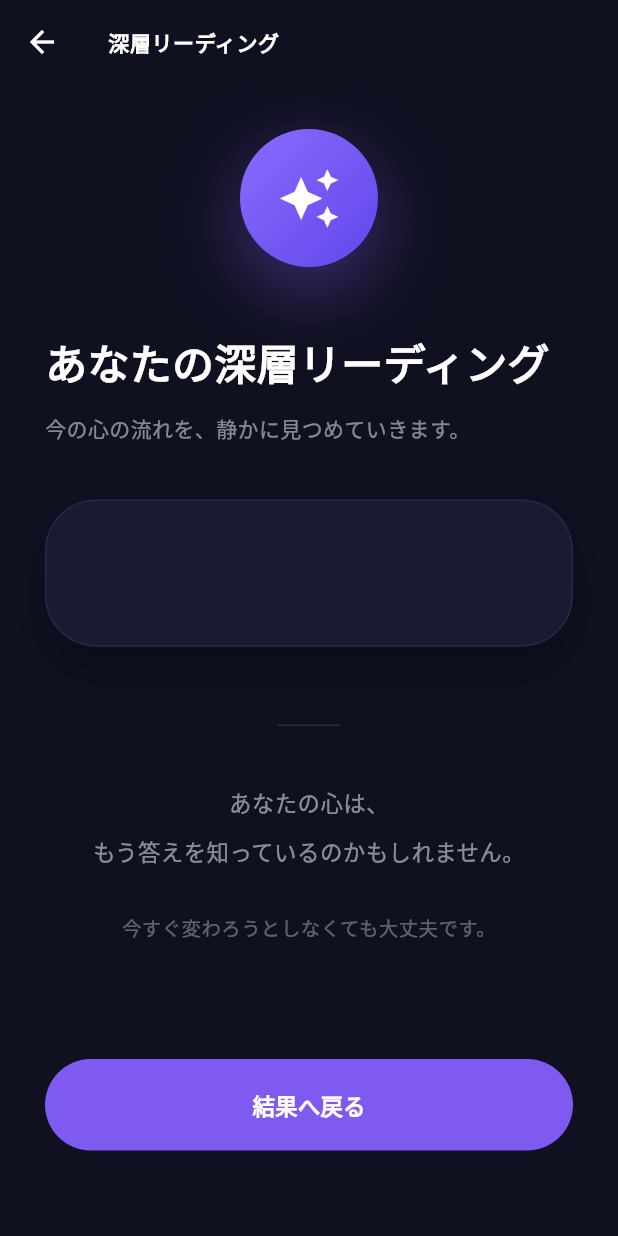
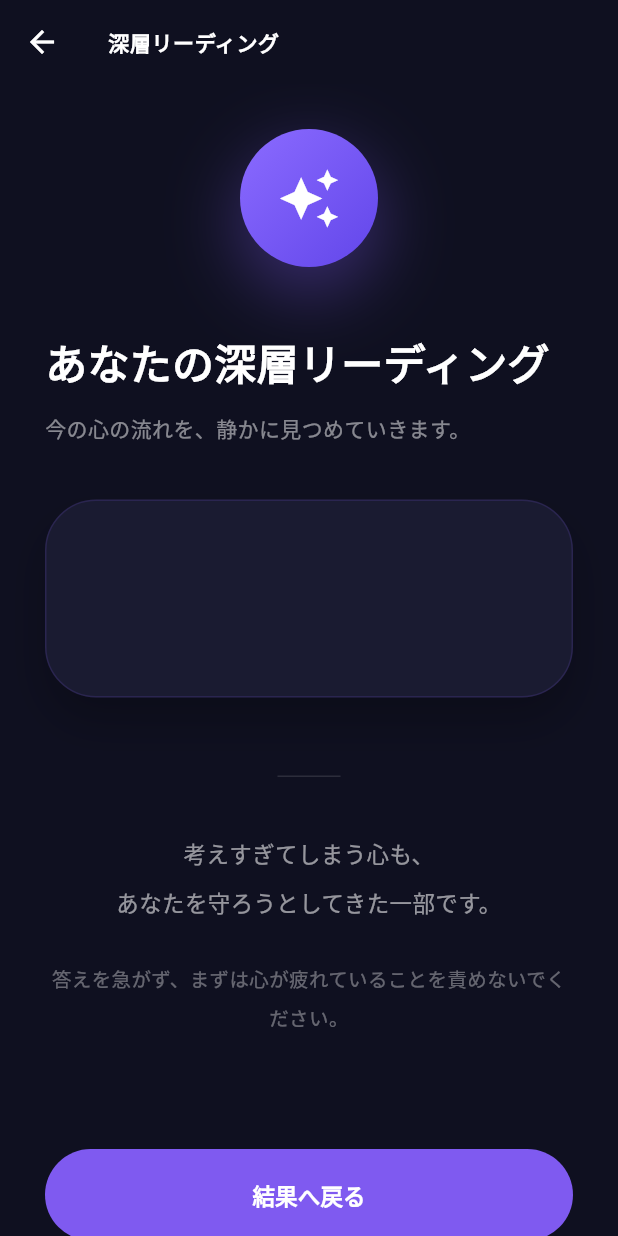
Before and after one commit to MyAsh2025/honne_fortune, a Flutter app: the DeepReadingPage screen opened directly with empty values, on a phone screen of 412 x 824 dp. Run offline on Flutter 3.47's test engine with Material 3 defaults, Android fonts, the phone set to English and light mode, and no system bars; our stand-ins replace easy_localization.

Commit message:
Add variable afterglow to v33 deep reading

```diff
--- a/lib/deep_reading_page.dart
+++ b/lib/deep_reading_page.dart
@@ -2,11 +2,85 @@ import 'package:flutter/material.dart';
 
 class DeepReadingPage extends StatelessWidget {
   final String deepText;
+  final int score;
 
   const DeepReadingPage({
     super.key,
     required this.deepText,
+    required this.score,
   });
+
+  String getAfterglowMain() {
+    if (score >= 22) {
+      return 'あなたのやさしさは、\nもう十分に誰かを支えてきました。';
+    }
+    if (score >= 12) {
+      return 'あなたの心は、\nまだ誰かを大切にしたいと願っています。';
+    }
+    if (score >= 4) {
+      return '言えなかった本音は、\nまだあなたの中で静かに待っています。';
+    }
+    if (score >= -5) {
+      return '考えすぎてしまう心も、\nあなたを守ろうとしてきた一部です。';
+    }
+    return '閉じてきた心にも、\nちゃんと理由がありました。';
+  }
+
+  String getAfterglowSub() {
+    if (score >= 22) {
+      return '今は、誰かのためではなく、自分を戻す時間が必要なのかもしれません。';
+    }
+    if (score >= 12) {
+      return 'でもその前に、あなた自身の声も少しだけ聞いてあげてください。';
+    }
+    if (score >= 4) {
+      return '急がなくて大丈夫です。気づけた時点で、もう少し進んでいます。';
+    }
+    if (score >= -5) {
+      return '答えを急がず、まずは心が疲れていることを責めないでください。';
+    }
+    return '無理に開かなくても大丈夫です。安心できる場所からでいいのです。';
+  }
+
+  List<TextSpan> _buildFormattedText() {
+    final lines = deepText.split('\n');
+    final spans = <TextSpan>[];
+
+    for (final line in lines) {
+      final trimmed = line.trim();
+      final isSection = trimmed.startsWith('【') && trimmed.endsWith('】');
+
+      if (isSection) {
+        spans.add(const TextSpan(text: '\n'));
+        spans.add(
+          TextSpan(
+            text: '$trimmed\n',
+            style: const TextStyle(
+              fontSize: 17,
+              height: 2.25,
+              fontWeight: FontWeight.w800,
+              color: Colors.white,
+              letterSpacing: 0.2,
+            ),
+          ),
+        );
+      } else {
+        spans.add(
+          TextSpan(
+            text: '$line\n',
+            style: const TextStyle(
+              fontSize: 16,
+              height: 2.15,
+              fontWeight: FontWeight.w500,
+              color: Colors.white,
+            ),
+          ),
+        );
+      }
+    }
+
+    return spans;
+  }
 
   @override
   Widget build(BuildContext context) {
@@ -31,9 +105,7 @@ class DeepReadingPage extends StatelessWidget {
       body: SafeArea(
         child: Center(
           child: ConstrainedBox(
-            constraints: BoxConstraints(
-              maxWidth: contentWidth,
-            ),
+            constraints: BoxConstraints(maxWidth: contentWidth),
             child: SingleChildScrollView(
               physics: const BouncingScrollPhysics(),
               padding: const EdgeInsets.fromLTRB(30, 18, 30, 90),
@@ -41,7 +113,6 @@ class DeepReadingPage extends StatelessWidget {
                 crossAxisAlignment: CrossAxisAlignment.start,
                 children: [
                   const SizedBox(height: 12),
-
                   Center(
                     child: Container(
                       width: 92,
@@ -72,9 +143,7 @@ class DeepReadingPage extends StatelessWidget {
                       ),
                     ),
                   ),
-
                   const SizedBox(height: 42),
-
                   const Text(
                     'あなたの深層リーディング',
                     style: TextStyle(
@@ -85,9 +154,7 @@ class DeepReadingPage extends StatelessWidget {
                       letterSpacing: 0.2,
                     ),
                   ),
-
                   const SizedBox(height: 10),
-
                   Text(
                     '今の心の流れを、静かに見つめていきます。',
                     style: TextStyle(
@@ -96,9 +163,7 @@ class DeepReadingPage extends StatelessWidget {
                       color: Colors.white.withOpacity(0.50),
                     ),
                   ),
-
                   const SizedBox(height: 34),
-
                   Container(
                     width: double.infinity,
                     padding: const EdgeInsets.fromLTRB(26, 28, 26, 34),
@@ -116,19 +181,13 @@ class DeepReadingPage extends StatelessWidget {
                         ),
                       ],
                     ),
-                    child: Text(
-                      deepText,
-                      style: const TextStyle(
-                        fontSize: 16,
-                        height: 2.15,
-                        color: Colors.white,
-                        fontWeight: FontWeight.w500,
+                    child: RichText(
+                      text: TextSpan(
+                        children: _buildFormattedText(),
                       ),
                     ),
                   ),
-
                   const SizedBox(height: 52),
-
                   Center(
                     child: Container(
                       width: 42,
@@ -136,37 +195,31 @@ class DeepReadingPage extends StatelessWidget {
                       color: Colors.white12,
                     ),
                   ),
-
                   const SizedBox(height: 34),
-
                   Center(
                     child: Text(
-                      'あなたの心は、\nもう答えを知っているのかもしれません。',
+                      getAfterglowMain(),
                       textAlign: TextAlign.center,
                       style: TextStyle(
                         fontSize: 15,
                         height: 2.2,
-                        color: Colors.white.withOpacity(0.52),
+                        color: Colors.white.withOpacity(0.56),
                       ),
                     ),
                   ),
-
                   const SizedBox(height: 22),
-
                   Center(
                     child: Text(
-                      '今すぐ変わろうとしなくても大丈夫です。',
+                      getAfterglowSub(),
                       textAlign: TextAlign.center,
                       style: TextStyle(
                         fontSize: 13,
                         height: 2,
-                        color: Colors.white.withOpacity(0.34),
+                        color: Colors.white.withOpacity(0.36),
                       ),
                     ),
                   ),
-
                   const SizedBox(height: 74),
-
                   SizedBox(
                     width: double.infinity,
                     child: FilledButton(
--- a/lib/main.dart
+++ b/lib/main.dart
@@ -1225,6 +1225,7 @@ class ResultPage extends StatelessWidget {
                             MaterialPageRoute(
                               builder: (_) => DeepReadingPage(
                                 deepText: deepText,
+                                score: score,
                               ),
                             ),
                           );
```
